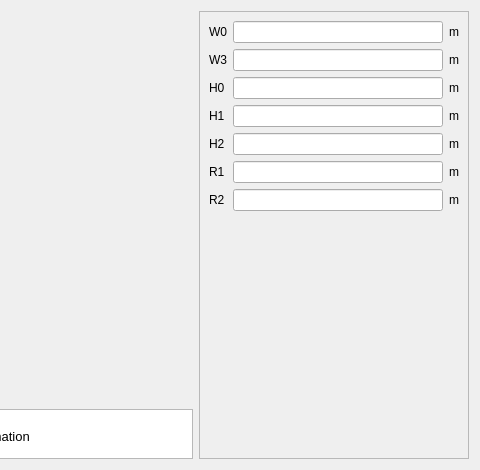
Above: pyleecan/GUI/Dialog/DMachineSetup/SWSlot/PWSlot15/PWSlot15.ui from Eomys/pyleecan before the change; both pictures show x 286 to 766 and y 0 to 470 of the 766 by 470 pixel window. Below: the same form after it.
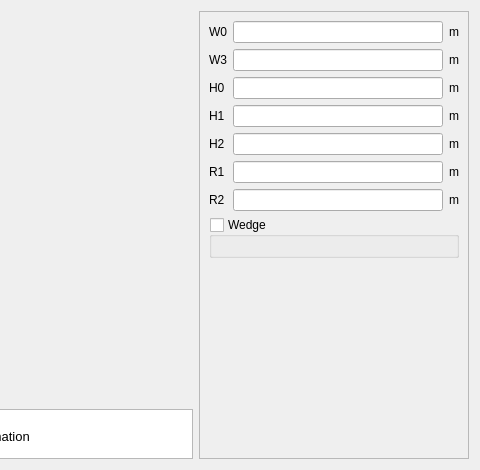
That is the form after the change. Icons and pictures are not drawn. Custom widgets are drawn as their Qt base class.

Commit message: [NF] Adding wedges in the GUI

```diff
--- a/pyleecan/GUI/Dialog/DMachineSetup/SWSlot/PWSlot15/PWSlot15.ui
+++ b/pyleecan/GUI/Dialog/DMachineSetup/SWSlot/PWSlot15/PWSlot15.ui
@@ -114,7 +114,7 @@
         <height>446</height>
        </rect>
       </property>
-      <layout class="QVBoxLayout" name="verticalLayout">
+      <layout class="QVBoxLayout" name="verticalLayout_3">
        <item>
         <layout class="QGridLayout" name="gridLayout">
          <item row="0" column="0">
@@ -238,6 +238,31 @@
          </item>
         </layout>
        </item>
+       <item>
+        <widget class="QGroupBox" name="g_wedge">
+         <property name="title">
+          <string>Wedge</string>
+         </property>
+         <property name="checkable">
+          <bool>true</bool>
+         </property>
+         <property name="checked">
+          <bool>false</bool>
+         </property>
+         <layout class="QVBoxLayout" name="verticalLayout">
+          <item>
+           <widget class="WMatSelectV" name="w_wedge_mat" native="true">
+            <property name="minimumSize">
+             <size>
+              <width>100</width>
+              <height>0</height>
+             </size>
+            </property>
+           </widget>
+          </item>
+         </layout>
+        </widget>
+       </item>
        <item>
         <spacer name="verticalSpacer">
          <property name="orientation">
@@ -272,6 +297,12 @@
    <header>......GUI.Dialog.DMachineSetup.SWSlot.WWSlotOut.WWSlotOut.h</header>
    <container>1</container>
   </customwidget>
+  <customwidget>
+   <class>WMatSelectV</class>
+   <extends>QWidget</extends>
+   <header>......GUI.Dialog.DMatLib.WMatSelect.WMatSelectV.h</header>
+   <container>1</container>
+  </customwidget>
  </customwidgets>
  <tabstops>
   <tabstop>lf_W0</tabstop>
```
Left out of the diff: 2 changed lines with no effect on the pictures. The commit also changes 55 other files.
